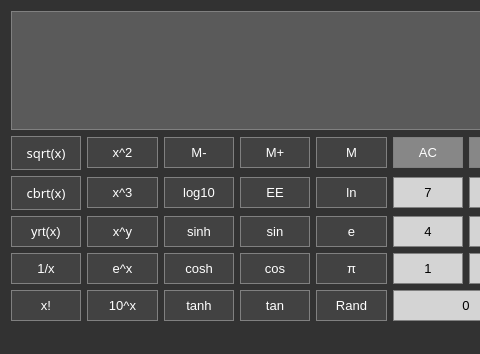
Old version of the form calculator.ui in the repository cjkeati1/Calculator; both pictures show x 0 to 480 and y 0 to 354 of the 703 by 354 pixel window.
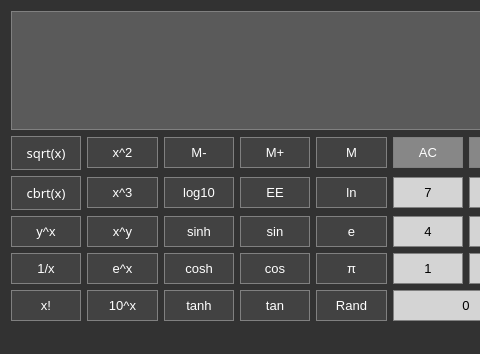
New version of the form.

Commit message: Added functionality for y^x button

What changed in the file:
```diff
--- a/calculator.ui
+++ b/calculator.ui
@@ -1378,7 +1378,7 @@
 </string>
       </property>
       <property name="text">
-       <string>yrt(x)</string>
+       <string>y^x</string>
       </property>
      </widget>
     </item>
```
The commit also changes 2 other files.
